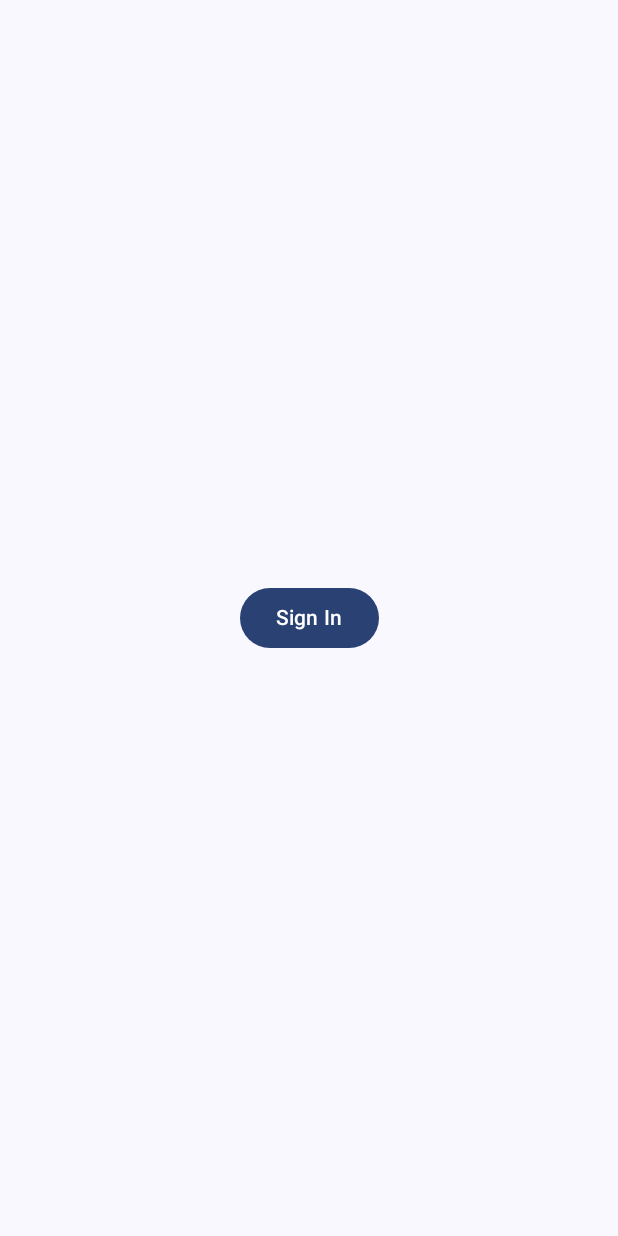
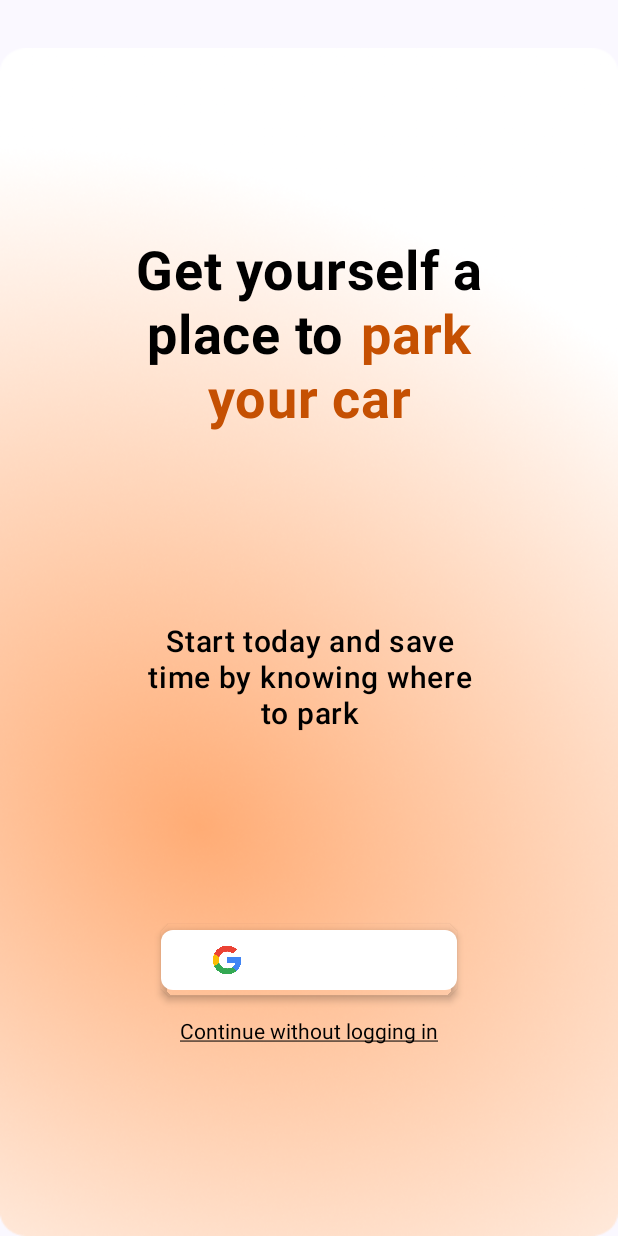
Before and after one commit to Nook-UA/nook_app, an Android app built with Jetpack Compose: the screen it shows after launch (MainActivity), on a phone screen of 412 x 824 dp. Run offline under Robolectric (Android 15) with nearby library versions, the phone set to English and light mode, and no system bars; our stand-ins replace Firebase (no records; nobody signed in at launch, a user with empty details on screens opened directly).

Commit message:
ESNOOK-47 Changed sign in screen according to mockup

```diff
--- /dev/null
+++ b/app/src/main/java/com/es_g05/nook_app/ui/components/GoogleSignInButton.kt
@@ -0,0 +1,57 @@
+package com.es_g05.nook_app.ui.components
+
+import androidx.compose.foundation.Image
+import androidx.compose.foundation.background
+import androidx.compose.foundation.layout.Arrangement
+import androidx.compose.foundation.layout.Row
+import androidx.compose.foundation.layout.Spacer
+import androidx.compose.foundation.layout.height
+import androidx.compose.foundation.layout.padding
+import androidx.compose.foundation.layout.width
+import androidx.compose.foundation.shape.RoundedCornerShape
+import androidx.compose.material3.Button
+import androidx.compose.material3.ButtonDefaults
+import androidx.compose.material3.Text
+import androidx.compose.runtime.Composable
+import androidx.compose.ui.Alignment
+import androidx.compose.ui.Modifier
+import androidx.compose.ui.draw.shadow
+import androidx.compose.ui.graphics.Color
+import androidx.compose.ui.layout.ContentScale
+import androidx.compose.ui.res.painterResource
+import androidx.compose.ui.unit.dp
+import androidx.compose.ui.unit.sp
+import com.es_g05.nook_app.R
+
+@Composable
+fun GoogleSignInButton(onSignInClick: () -> Unit) {
+    Button(
+        onClick = onSignInClick,
+        modifier = Modifier.shadow(
+            elevation = 3.dp,
+            shape = RoundedCornerShape(8.dp),
+        ),
+        shape = RoundedCornerShape(8.dp),
+        colors = ButtonDefaults.buttonColors(
+            containerColor = Color.White
+        )
+    ) {
+        Row(
+            modifier = Modifier.padding(horizontal = 10.dp).background(Color.White),
+            horizontalArrangement = Arrangement.SpaceEvenly,
+            verticalAlignment = Alignment.CenterVertically
+        ) {
+            Image(
+                painter = painterResource(R.drawable.google_logo),
+                contentDescription = "Google Logo",
+                contentScale = ContentScale.Crop,
+                modifier = Modifier.width(20.dp).height(20.dp)
+            )
+            Spacer(modifier = Modifier.padding(horizontal = 5.dp))
+            Text(
+                text = "Login with Google",
+                fontSize = 12.sp,
+            )
+        }
+    }
+}
--- a/app/src/main/java/com/es_g05/nook_app/ui/screens/SignInScreen.kt
+++ b/app/src/main/java/com/es_g05/nook_app/ui/screens/SignInScreen.kt
@@ -1,18 +1,36 @@
 package com.es_g05.nook_app.ui.screens
 
 import android.widget.Toast
+import androidx.compose.foundation.Image
+import androidx.compose.foundation.layout.Arrangement
 import androidx.compose.foundation.layout.Box
+import androidx.compose.foundation.layout.Column
+import androidx.compose.foundation.layout.Row
+import androidx.compose.foundation.layout.Spacer
 import androidx.compose.foundation.layout.fillMaxSize
+import androidx.compose.foundation.layout.height
 import androidx.compose.foundation.layout.padding
-import androidx.compose.material3.Button
+import androidx.compose.foundation.layout.width
+import androidx.compose.foundation.text.ClickableText
 import androidx.compose.material3.Text
 import androidx.compose.runtime.Composable
 import androidx.compose.runtime.LaunchedEffect
 import androidx.compose.ui.Alignment
 import androidx.compose.ui.Modifier
+import androidx.compose.ui.graphics.Color
+import androidx.compose.ui.layout.ContentScale
 import androidx.compose.ui.platform.LocalContext
+import androidx.compose.ui.res.painterResource
+import androidx.compose.ui.text.AnnotatedString
+import androidx.compose.ui.text.TextStyle
+import androidx.compose.ui.text.font.FontWeight
+import androidx.compose.ui.text.style.TextAlign
+import androidx.compose.ui.text.style.TextDecoration
 import androidx.compose.ui.unit.dp
+import androidx.compose.ui.unit.sp
+import com.es_g05.nook_app.R
 import com.es_g05.nook_app.auth.SignInState
+import com.es_g05.nook_app.ui.components.GoogleSignInButton
 
 @Composable
 fun SignInScreen(
@@ -20,6 +38,7 @@ fun SignInScreen(
     onSignInClick: () -> Unit
 ) {
     val context = LocalContext.current
+
     LaunchedEffect(key1 = state.signInError) {
         state.signInError?.let { error ->
             Toast.makeText(
@@ -30,14 +49,115 @@ fun SignInScreen(
         }
     }
 
-    Box(
-        modifier = Modifier
-            .fillMaxSize()
-            .padding(16.dp),
-        contentAlignment = Alignment.Center
-    ) {
-        Button(onClick = onSignInClick) {
-            Text("Sign In")
+    Box(modifier = Modifier.fillMaxSize().padding(top = 32.dp)) {
+        Image(
+            painter = painterResource(id = R.drawable.login_screen),
+            contentDescription = "Login Background",
+            contentScale = ContentScale.FillBounds,
+            modifier = Modifier.matchParentSize()
+        )
+        Column(
+            horizontalAlignment = Alignment.CenterHorizontally,
+            verticalArrangement = Arrangement.SpaceEvenly,
+            modifier = Modifier.fillMaxSize()
+        ) {
+
+            MainTitle()
+
+            SubTitle()
+
+            Column(
+                verticalArrangement = Arrangement.SpaceBetween,
+                horizontalAlignment = Alignment.CenterHorizontally
+            ) {
+                GoogleSignInButton(onSignInClick = onSignInClick)
+
+                Spacer(modifier = Modifier.height(8.dp))
+
+                ClickableText(
+                    text = AnnotatedString("Continue without logging in"),
+                    onClick = { },
+                    modifier = Modifier.padding(top = 8.dp),
+                    style = TextStyle(
+                        fontSize = 14.sp,
+                        textAlign = TextAlign.Center,
+                        textDecoration = TextDecoration.Underline
+                    )
+                )
+            }
         }
     }
 }
+
+@Composable
+fun MainTitle() {
+    Column(
+        modifier = Modifier.width(300.dp),
+        verticalArrangement = Arrangement.Center,
+        horizontalAlignment = Alignment.CenterHorizontally
+    ) {
+        Text(
+            text = "Get yourself a",
+            fontSize = 36.sp,
+            fontWeight = FontWeight.Bold,
+            color = Color.Black,
+            textAlign = TextAlign.Center,
+        )
+        Row {
+            Text(
+                text = "place to",
+                fontSize = 36.sp,
+                fontWeight = FontWeight.Bold,
+                color = Color.Black,
+                textAlign = TextAlign.Center
+            )
+
+            Spacer(modifier = Modifier.padding(horizontal = 5.dp))
+
+            Text(
+                text = "park",
+                fontSize = 36.sp,
+                fontWeight = FontWeight.Bold,
+                color = Color(0xFFC55002),
+                textAlign = TextAlign.Center
+            )
+        }
+        Text(
+            text = "your car",
+            fontSize = 36.sp,
+            fontWeight = FontWeight.Bold,
+            color = Color(0xFFC55002),
+            textAlign = TextAlign.Center
+        )
+    }
+}
+
+@Composable
+fun SubTitle() {
+    Column(
+        verticalArrangement = Arrangement.Center,
+        horizontalAlignment = Alignment.CenterHorizontally
+    ) {
+        Text(
+            text = "Start today and save",
+            fontSize = 20.sp,
+            fontWeight = FontWeight.Medium,
+            color = Color.Black,
+            textAlign = TextAlign.Center
+        )
+        Text(
+            text = "time by knowing where",
+            fontSize = 20.sp,
+            fontWeight = FontWeight.Medium,
+            color = Color.Black,
+            textAlign = TextAlign.Center
+        )
+        Text(
+            text = "to park",
+            fontSize = 20.sp,
+            fontWeight = FontWeight.Medium,
+            color = Color.Black,
+            textAlign = TextAlign.Center
+        )
+    }
+}
```
Also changed, not shown: app/src/main/res/drawable/google_logo.png (added), app/src/main/res/drawable/login_screen.png (added).
